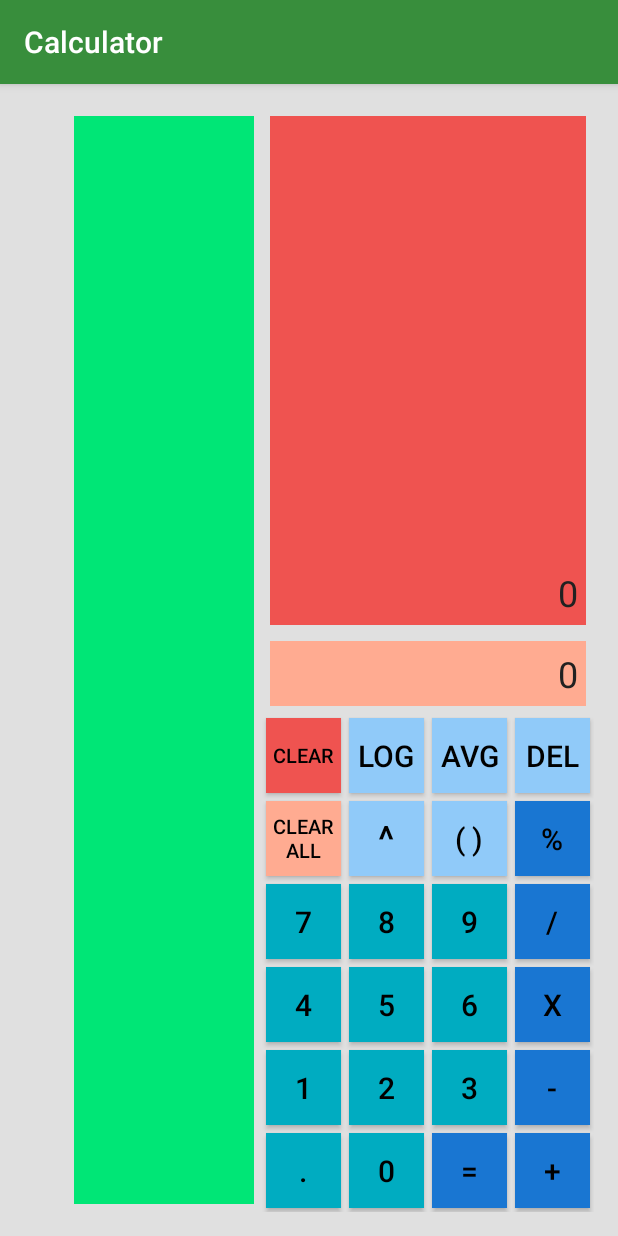
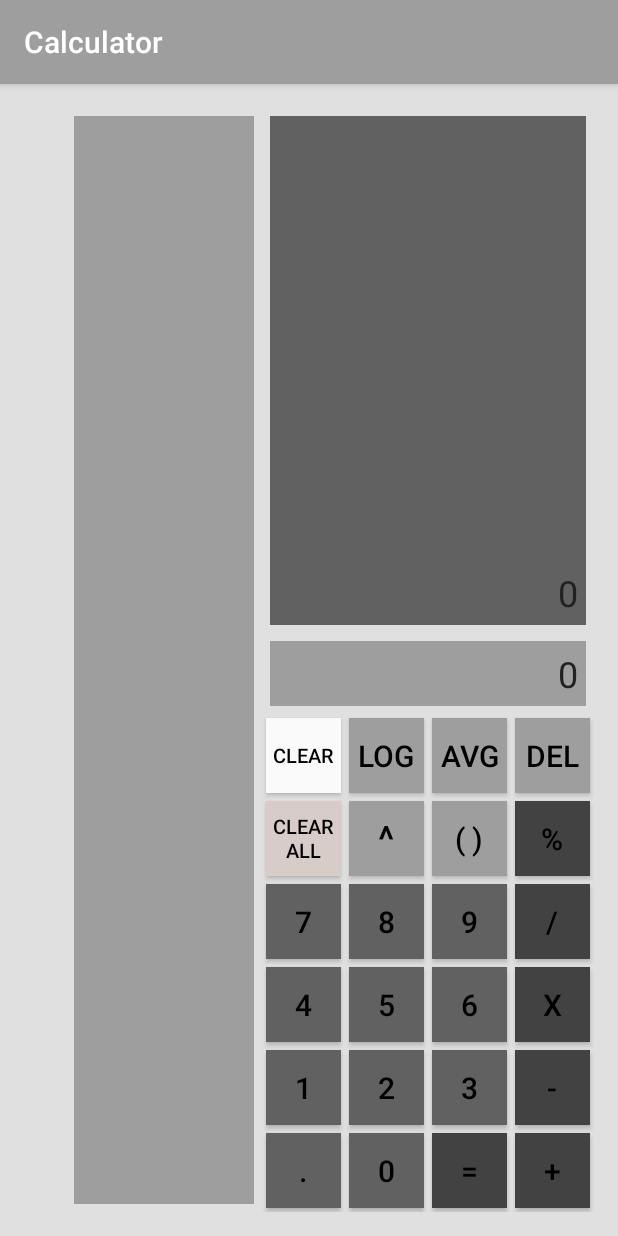
Before and after one commit to asimminhas001/androidCalculator, an Android app: the screen it shows after launch (MainActivity), on a phone screen of 412 x 824 dp. Run offline under Robolectric (Android 15) with nearby library versions, the phone set to English and light mode, and no system bars.

Commit message:
Added grey scale theme

```diff
--- a/app/src/main/java/kamal/calculator/expressionParser.java
+++ b/app/src/main/java/kamal/calculator/expressionParser.java
@@ -87,8 +87,14 @@ public class ExpressionParser {
         return Double.toString(result);
     }
 
+    /**
+     * Takes the stacks and computes the result
+     * @param operandStack
+     * @param operatorStack
+     * @return
+     */
     private static double computeOperatorStack(Stack operandStack, Stack operatorStack) {
-        double result = 0, operand1, operand2;
+        double operand1, operand2;
         String operator;
 
         while (!operatorStack.empty())
@@ -96,10 +102,12 @@ public class ExpressionParser {
             operand2 = Double.parseDouble(operandStack.pop().toString());
             operand1 = Double.parseDouble(operandStack.pop().toString());
             operator = operatorStack.pop().toString();
-            result = computeEquation(operand1, operator, operand2);
+
+            operatorStack.push(computeEquation(operand1, operator, operand2));
+
         }
 
-        return result;
+        return Double.parseDouble(operatorStack.pop().toString());
     }
 
     private static double computeBracketStack(Stack bracketSt, Stack operandSt, Stack operatorSt) {
--- a/app/src/main/res/layout/activity_main.xml
+++ b/app/src/main/res/layout/activity_main.xml
@@ -207,14 +207,14 @@
             android:id="@+id/btnClearExp"
             style="@style/MainCalcClear"
             android:text="@string/clearExp"
-            android:background="#ef5350"
+            android:background="#fafafa"
             />
 
         <!--| Clear All |-->
         <Button
             android:id="@+id/btnClearAll"
             style="@style/MainCalcClear"
-            android:background="#ffab91"
+            android:background="#d7ccc8"
             android:text="@string/clearAll"
             />
 
--- a/app/src/main/res/values/styles.xml
+++ b/app/src/main/res/values/styles.xml
@@ -3,15 +3,15 @@
     <!-- Base application theme. -->
     <style name="AppTheme" parent="Theme.AppCompat.Light.DarkActionBar">
         <!-- Customize your theme here. -->
-        <item name="colorPrimary">#388e3c</item>
-        <item name="colorPrimaryDark">#b0388e3c</item>
+        <item name="colorPrimary">#9e9e9e</item>
+        <item name="colorPrimaryDark">#616161</item>
         <item name="colorAccent">@color/colorAccent</item>
     </style>
 
     <!--expression output styles-->
     <style name="ExpressionOutput">
         <item name="android:layout_margin">5dp</item>
-        <item name="android:background">#ef5350</item>
+        <item name="android:background">#616161</item>
         <item name="android:textColor">#212121</item>
         <item name="android:layout_above">@+id/result_output</item>
         <item name="android:layout_alignParentTop">true</item>
@@ -27,7 +27,7 @@
     <!--result styles-->
     <style name="ResultOutput">
         <item name="android:layout_margin">5dp</item>
-        <item name="android:background">#ffab91</item>
+        <item name="android:background">#9e9e9e</item>
         <item name="android:textColor">#212121</item>
         <item name="android:layout_alignParentBottom">true</item>
         <item name="android:layout_alignParentLeft">true</item>
@@ -44,26 +44,26 @@
         <item name="android:textSize">14sp</item>
         <item name="android:textColor">#ec407a</item>
         <item name="android:layout_margin">5dp</item>
-        <item name="android:background">#00e676</item>
+        <item name="android:background">#9e9e9e</item>
         <item name="android:layout_width">120dp</item>
         <item name="android:layout_height">match_parent</item>
+    </style>
+
+    <!--Operator Button styles-->
+    <style name="MainCalcOperators">
+        <item name="android:textSize">20sp</item>
+        <item name="android:textColor">#000000</item>
+        <item name="android:background">#616161</item>
+        <item name="android:layout_height">50dp</item>
+        <item name="android:layout_width">50dp</item>
+        <item name="android:layout_margin">2.5dp</item>
     </style>
 
     <!--Operand Button styles-->
     <style name="MainCalcOperands">
         <item name="android:textSize">20sp</item>
         <item name="android:textColor">#000000</item>
-        <item name="android:background">#1976d2</item>
-        <item name="android:layout_height">50dp</item>
-        <item name="android:layout_width">50dp</item>
-        <item name="android:layout_margin">2.5dp</item>
-    </style>
-
-    <!--Operator Button styles-->
-    <style name="MainCalcOperators">
-        <item name="android:textSize">20sp</item>
-        <item name="android:textColor">#000000</item>
-        <item name="android:background">#00acc1</item>
+        <item name="android:background">#424242</item>
         <item name="android:layout_height">50dp</item>
         <item name="android:layout_width">50dp</item>
         <item name="android:layout_margin">2.5dp</item>
@@ -73,7 +73,7 @@
     <style name="MainCalcFunctions">
         <item name="android:textSize">20sp</item>
         <item name="android:textColor">#000000</item>
-        <item name="android:background">#90caf9</item>
+        <item name="android:background">#9e9e9e</item>
         <item name="android:layout_height">50dp</item>
         <item name="android:layout_width">50dp</item>
         <item name="android:layout_margin">2.5dp</item>
```
